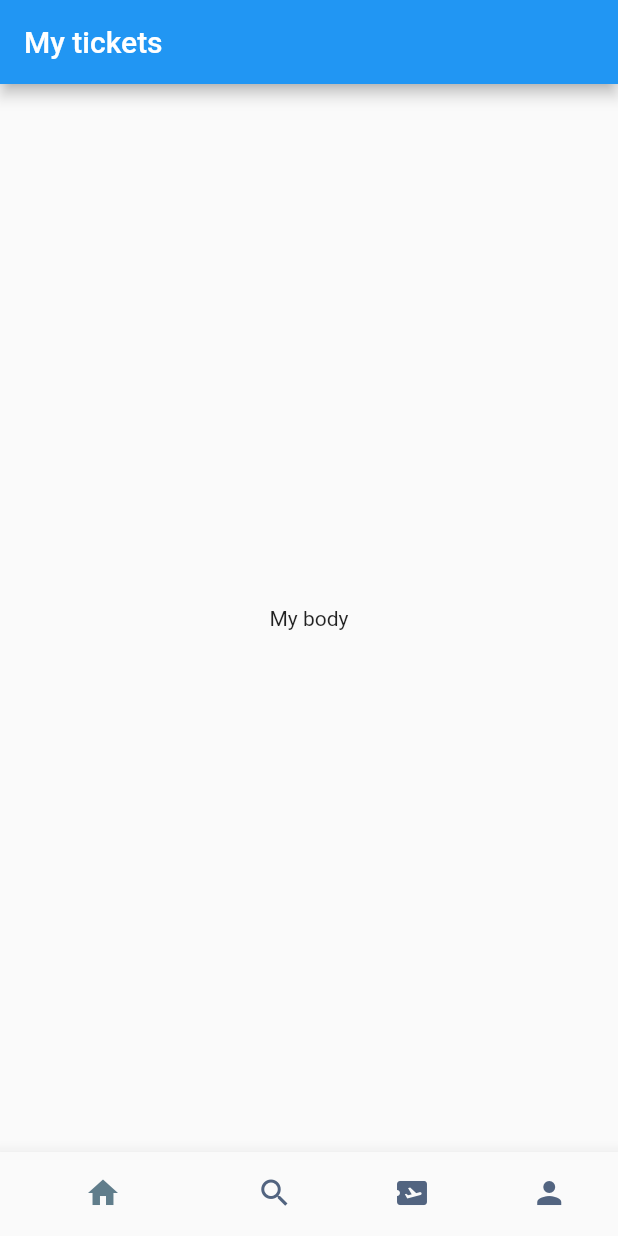
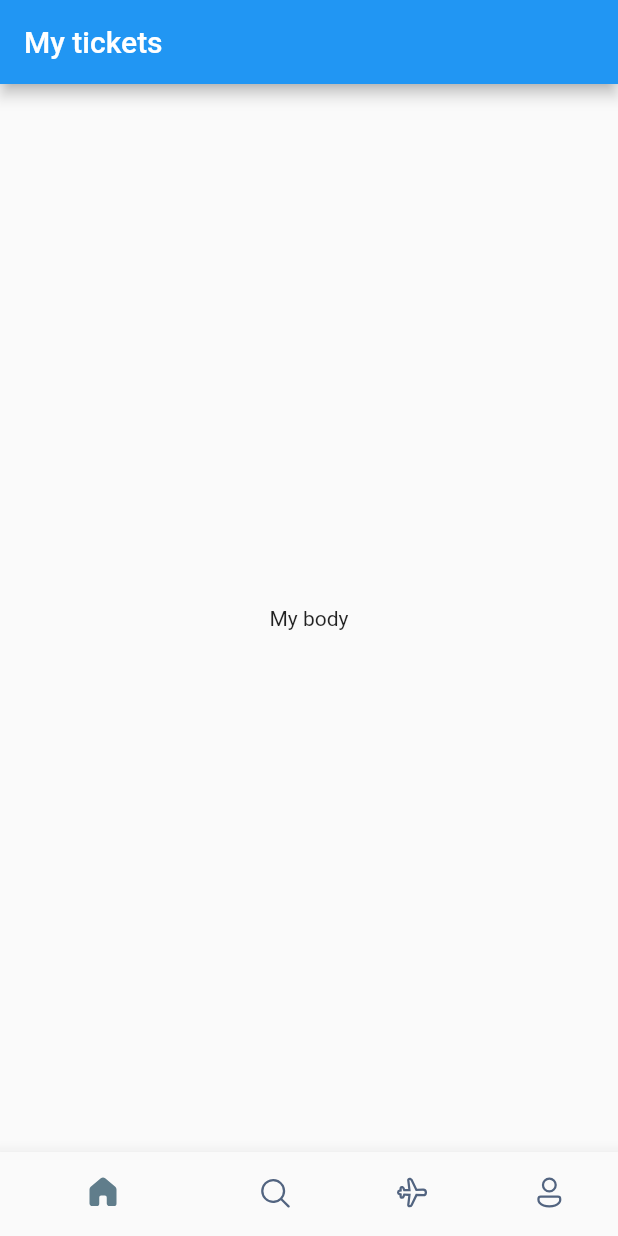
Before and after one commit to OkoroaforKelechiDivine/booking-ticket, a Flutter app: the screen it shows after launch, on a phone screen of 412 x 824 dp. Run offline on Flutter 3.47's test engine with Material 2 defaults, Android fonts, the phone set to English and light mode, and no system bars; our stand-ins replace fluentui_icons.

Commit message:
added real icons

```diff
--- a/lib/screens/bottom_bar.dart
+++ b/lib/screens/bottom_bar.dart
@@ -1,3 +1,4 @@
+import 'package:fluentui_icons/fluentui_icons.dart';
 import 'package:flutter/material.dart';
 
 class BottomBar extends StatefulWidget {
@@ -25,10 +26,10 @@ class _BottomBarState extends State<BottomBar> {
         selectedItemColor: Colors.blueGrey,
         unselectedItemColor: const Color(0xFF526480),
         items: const [
-          BottomNavigationBarItem(icon: Icon(Icons.home), label: "Home"),
-          BottomNavigationBarItem(icon: Icon(Icons.search), label: "Search"),
-          BottomNavigationBarItem(icon: Icon(Icons.airplane_ticket), label: "Airplane"),
-          BottomNavigationBarItem(icon: Icon(Icons.person), label: "Profile"),
+          BottomNavigationBarItem(icon: Icon(FluentSystemIcons.ic_fluent_home_regular), activeIcon: Icon(FluentSystemIcons.ic_fluent_home_filled), label: "Home"),
+          BottomNavigationBarItem(icon: Icon(FluentSystemIcons.ic_fluent_search_regular), activeIcon: Icon(FluentSystemIcons.ic_fluent_search_filled), label: "Search"),
+          BottomNavigationBarItem(icon: Icon(FluentSystemIcons.ic_fluent_airplane_regular), activeIcon: Icon(FluentSystemIcons.ic_fluent_airplane_filled), label: "Airplane"),
+          BottomNavigationBarItem(icon: Icon(FluentSystemIcons.ic_fluent_person_regular), activeIcon: Icon(FluentSystemIcons.ic_fluent_person_add_filled), label: "Profile"),
         ],
       ),
     );
```
